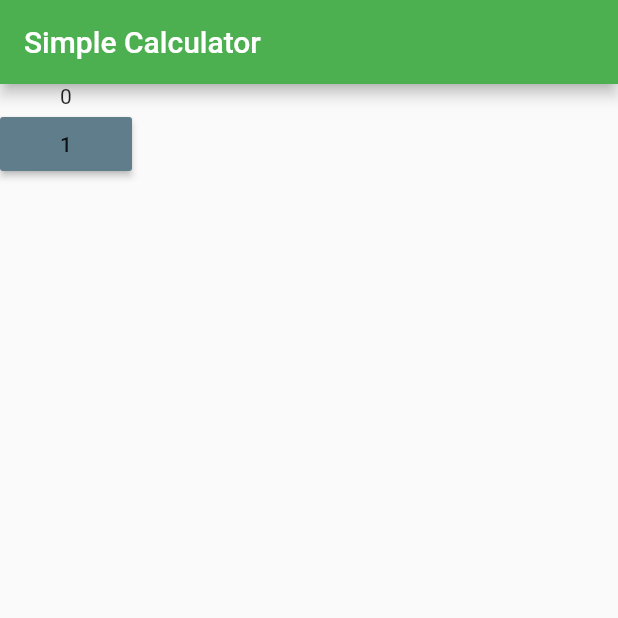
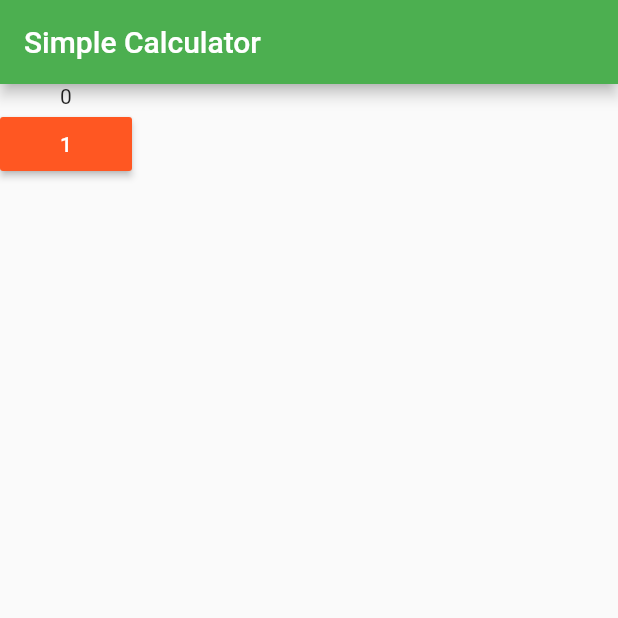
Before and after one commit to VBT-Intership/ErtugrulOzvardar-FlutterCalculator, a Flutter app: the screen it shows after launch, on a phone screen of 412 x 824 dp, the top half of it. Run offline on Flutter 3.47's test engine with Material 2 defaults, Android fonts, the phone set to English and light mode, and no system bars.

Commit message:
Button renk ayarları degistirildi.

```diff
--- a/simple_calculator/lib/main.dart
+++ b/simple_calculator/lib/main.dart
@@ -42,7 +42,8 @@ class _MyHomePageState extends State<MyHomePage> {
             MaterialButton(
               child: Text("1"),
               onPressed: () => {},
-              color: Colors.blueGrey,
+              color: Colors.deepOrange,
+              textColor: Colors.white,
             )
         ],)
       )
```
